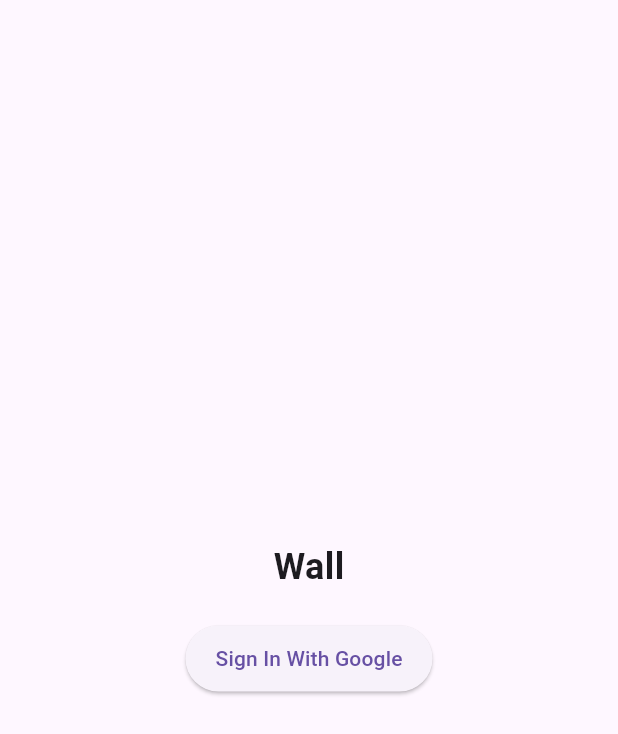
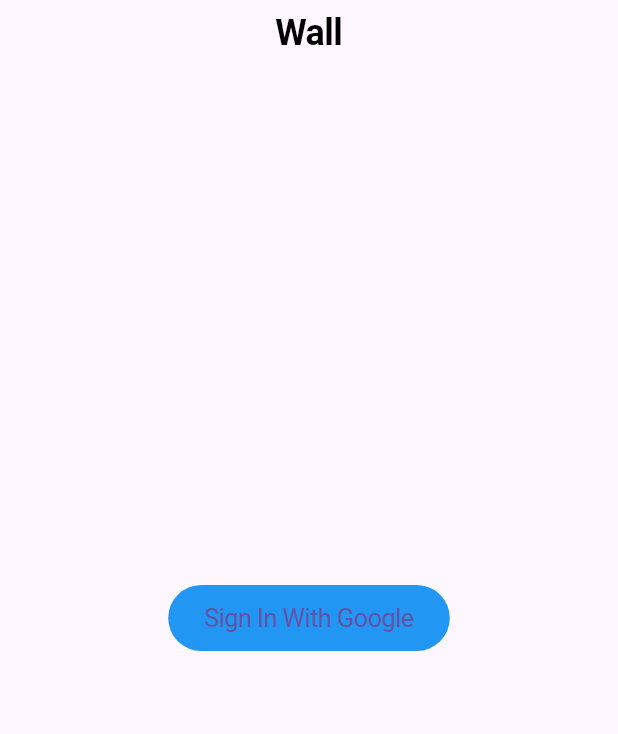
Before and after one commit to asadbekdev/wall, a Flutter app: the screen it shows after launch, on a phone screen of 412 x 824 dp. Shown: the top 734 px of the screen. Run offline on Flutter 3.47's test engine with Material 3 defaults, Android fonts, the phone set to English and light mode, and no system bars; our stand-ins replace cloud_firestore, equatable, firebase_auth, firebase_core, flutter_bloc, google_sign_in; accounts and stored records are empty.

```diff
--- a/lib/main.dart
+++ b/lib/main.dart
@@ -1,6 +1,7 @@
 import 'package:firebase_auth/firebase_auth.dart';
 import 'package:firebase_core/firebase_core.dart';
 import 'package:flutter/material.dart';
+import 'package:flutter/services.dart';
 import 'package:flutter_bloc/flutter_bloc.dart';
 import 'package:wall/application/auth/auth_bloc.dart';
 import 'application/post/post_bloc.dart';
@@ -11,10 +12,12 @@ import 'presentation/pages/wall_page.dart';
 void main() async {
   WidgetsFlutterBinding.ensureInitialized();
   await Firebase.initializeApp();
-  runApp(MyApp());
+  runApp(const MyApp());
 }
 
 class MyApp extends StatelessWidget {
+  const MyApp({super.key});
+
   @override
   Widget build(BuildContext context) {
     return MultiBlocProvider(
@@ -26,6 +29,10 @@ class MyApp extends StatelessWidget {
           create: (context) => PostBloc(PostRepository())..add(LoadPosts()),
         ),
       ],
+      child: GestureDetector(
+        onTap: () {
+          SystemChannels.textInput.invokeMethod<void>('TextInput.hide');
+        },
         child: MaterialApp(
           title: 'Social Wall App',
           theme: ThemeData(
@@ -50,6 +57,7 @@ class MyApp extends StatelessWidget {
             },
           ),
         ),
+      ),
     );
   }
 }
--- a/lib/presentation/pages/auth_page.dart
+++ b/lib/presentation/pages/auth_page.dart
@@ -1,3 +1,4 @@
+import 'package:flutter/cupertino.dart';
 import 'package:flutter/material.dart';
 import 'package:flutter_bloc/flutter_bloc.dart';
 import 'package:wall/application/auth/auth_bloc.dart';
@@ -8,8 +9,14 @@ class AuthPage extends StatelessWidget {
 
   @override
   Widget build(BuildContext context) {
-    return Scaffold(
-      body: BlocConsumer<AuthBloc, AuthState>(
+    return CupertinoPageScaffold(
+      navigationBar: const CupertinoNavigationBar(
+        middle: Text(
+          'Wall',
+          style: TextStyle(fontSize: 24, fontWeight: FontWeight.bold),
+        ),
+      ),
+      child: BlocConsumer<AuthBloc, AuthState>(
         listener: (context, state) {
           if (state is Authenticated) {
             Navigator.of(context).pushReplacement(
@@ -26,27 +33,17 @@ class AuthPage extends StatelessWidget {
             return const Center(child: CircularProgressIndicator());
           }
           return Center(
-            child: Column(
-              mainAxisAlignment: MainAxisAlignment.center,
-              children: [
-                const Text(
-                  'Wall',
-                  style: TextStyle(fontSize: 24, fontWeight: FontWeight.bold),
-                ),
-                const SizedBox(height: 20),
-                ElevatedButton(
-                  onPressed: () {
-                    context.read<AuthBloc>().add(SignInWithGoogle());
-                  },
-                  style: ElevatedButton.styleFrom(
-                    padding: const EdgeInsets.symmetric(
-                      horizontal: 20,
-                      vertical: 12,
-                    ),
-                  ),
-                  child: const Text('Sign In With Google'),
-                ),
-              ],
+            child: CupertinoButton(
+              color: Colors.blue,
+              padding: const EdgeInsets.symmetric(
+                horizontal: 24,
+                vertical: 12,
+              ),
+              borderRadius: BorderRadius.circular(30),
+              child: const Text('Sign In With Google'),
+              onPressed: () {
+                context.read<AuthBloc>().add(SignInWithGoogle());
+              },
             ),
           );
         },
```
Also changed, not shown: lib/presentation/pages/wall_page.dart (+13 -3 lines), 1 other file. Lines whose indentation alone changed are shown as unchanged.
